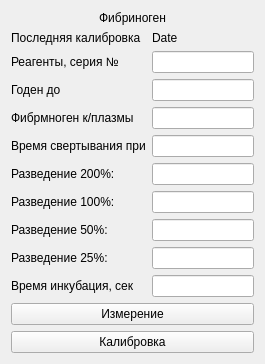
Qt form choisedialog/ko3.ui (krang4d/Agrekola) before a commit.
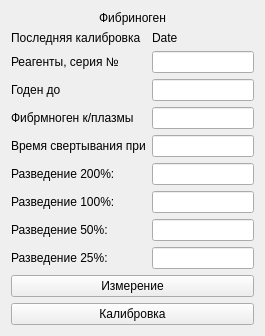
The same form after that commit.

The edit to the form file:
```diff
--- a/choisedialog/ko3.ui
+++ b/choisedialog/ko3.ui
@@ -7,7 +7,7 @@
     <x>0</x>
     <y>0</y>
     <width>265</width>
-    <height>344</height>
+    <height>318</height>
    </rect>
   </property>
   <property name="windowTitle">
@@ -153,19 +153,6 @@
      <item row="8" column="1">
       <widget class="QLineEdit" name="lineEdit_35"/>
      </item>
-     <item row="9" column="0">
-      <widget class="QLabel" name="label_61">
-       <property name="text">
-        <string>Время инкубация, сек</string>
-       </property>
-       <property name="buddy">
-        <cstring>lineEdit_4</cstring>
-       </property>
-      </widget>
-     </item>
-     <item row="9" column="1">
-      <widget class="QLineEdit" name="lineEdit_4"/>
-     </item>
     </layout>
    </item>
    <item>
```
